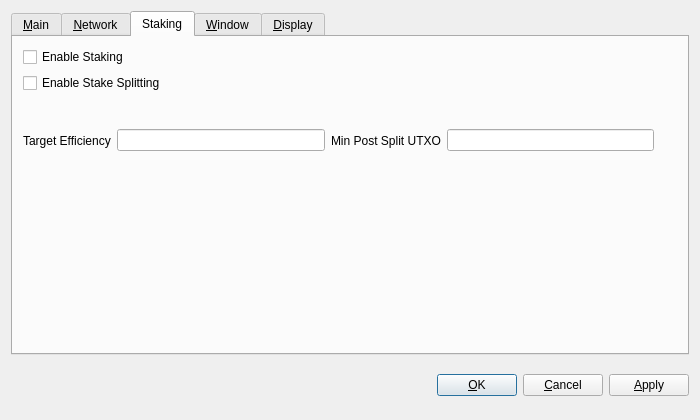
The window that src/qt/forms/optionsdialog.ui (gridcoin-community/Gridcoin-Research) describes before a commit, drawn with Qt 5.
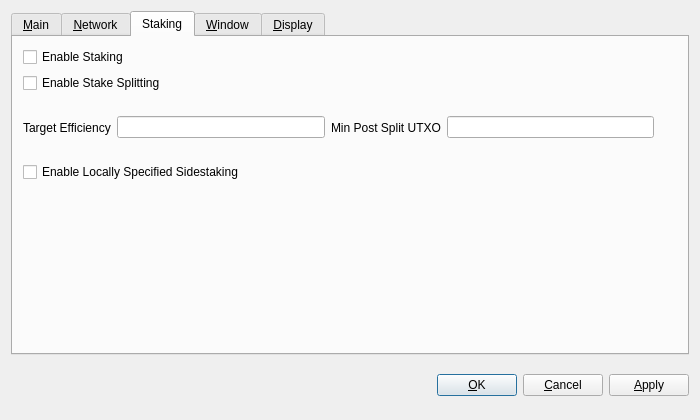
The same window after the commit. The open tabs and pages were chosen to show the change. Custom widgets are drawn as their Qt base class.

Commit message: Implement enable sidestaking user checkbox in GUI options.

```diff
--- a/src/qt/forms/optionsdialog.ui
+++ b/src/qt/forms/optionsdialog.ui
@@ -320,6 +320,13 @@
           </item>
          </layout>
         </item>
+        <item>
+         <widget class="QCheckBox" name="enableSideStaking">
+          <property name="text">
+           <string>Enable Locally Specified Sidestaking</string>
+          </property>
+         </widget>
+        </item>
        </layout>
       </widget>
      </widget>
```
The commit also changes 3 other files.
